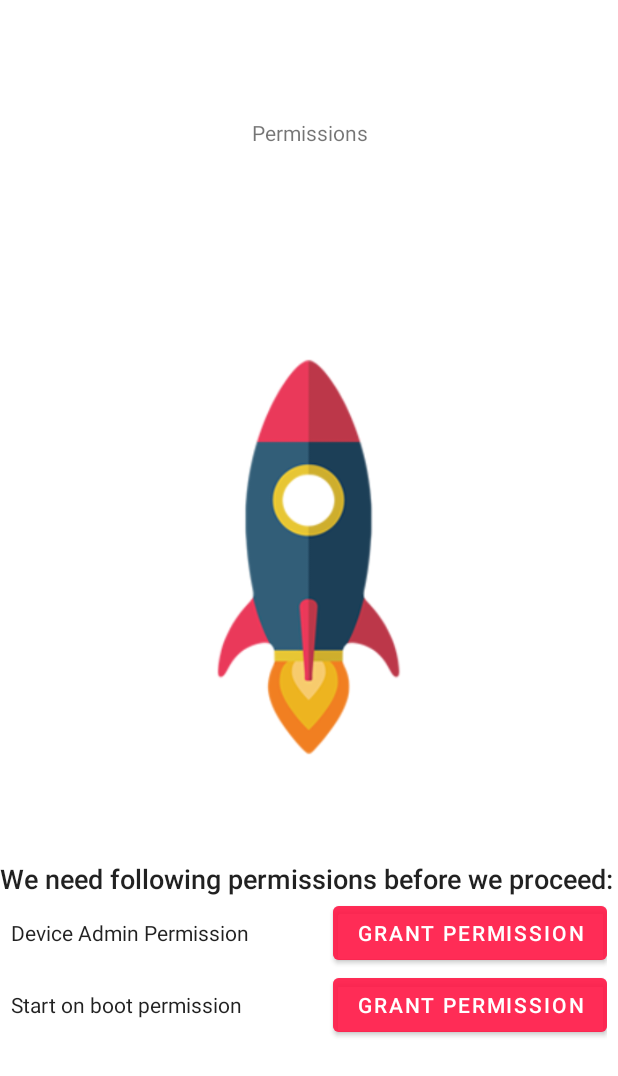
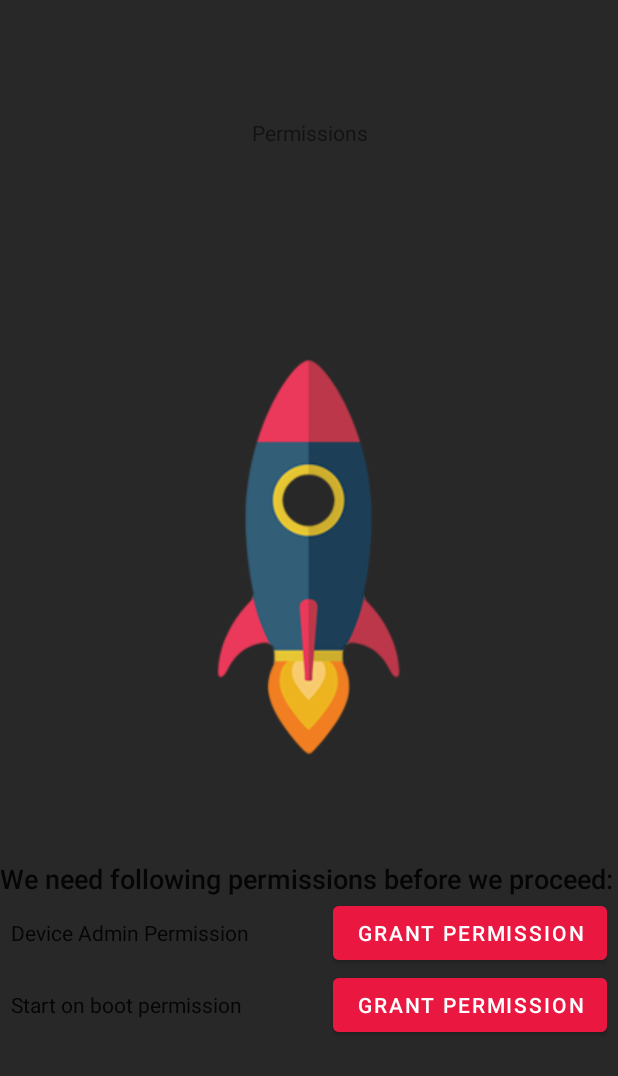
Before and after one commit to sickboydroid/PhoneBlocker, an Android app: the layout layout_permission_request.xml on its own in the app's theme, with its tools: preview values and no code run, on a phone screen of 412 x 824 dp. Shown: the top 1076 px of the screen. Run offline under Robolectric (Android 15) with nearby library versions, the phone set to English and light mode, and no system bars.

Commit message:
Fix background color in Permission slide

```diff
--- a/app/src/main/res/values/colors.xml
+++ b/app/src/main/res/values/colors.xml
@@ -11,5 +11,5 @@
     <color name="materialDark">#282828</color>
     <color name="red_80">#B0FF1744</color>
     <color name="green_80">#B000E676</color>
-    <color name="backgroundLayoutPermissionRequest">@color/white</color>
+    <color name="backgroundLayoutPermissionRequest">@color/materialDark</color>
 </resources>
```
